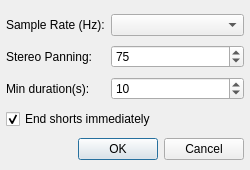
Qt form qmmp/src/plugins/Input/tracker/tfmx/settingsdialog.ui (Greedysky/TTKMusicPlayer) before a commit.
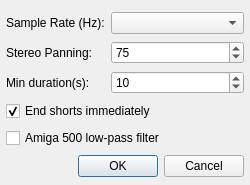
The same form after that commit.

Patch:
```diff
--- a/qmmp/src/plugins/Input/tracker/tfmx/settingsdialog.ui
+++ b/qmmp/src/plugins/Input/tracker/tfmx/settingsdialog.ui
@@ -7,19 +7,19 @@
     <x>0</x>
     <y>0</y>
     <width>250</width>
-    <height>170</height>
+    <height>185</height>
    </rect>
   </property>
   <property name="minimumSize">
    <size>
     <width>250</width>
-    <height>170</height>
+    <height>185</height>
    </size>
   </property>
   <property name="maximumSize">
    <size>
     <width>250</width>
-    <height>170</height>
+    <height>185</height>
    </size>
   </property>
   <property name="windowTitle">
@@ -115,6 +115,13 @@
      </property>
     </widget>
    </item>
+   <item row="4" column="0" colspan="3">
+    <widget class="QCheckBox" name="filter">
+     <property name="text">
+      <string>Amiga 500 low-pass filter</string>
+     </property>
+    </widget>
+   </item>
   </layout>
  </widget>
  <resources/>
```
